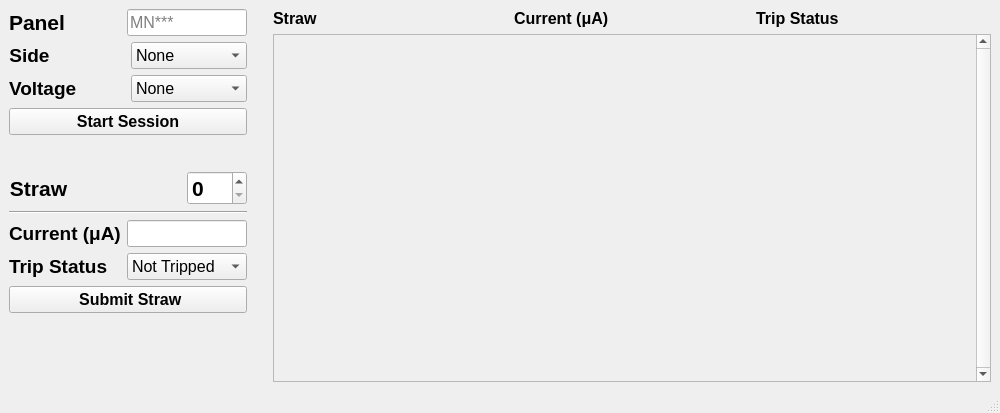
This is guis/panel/hv/hvGUI.ui in bamesserly/mu2e-tracker-factory as Qt 5 draws it before an edit. The edited form follows.
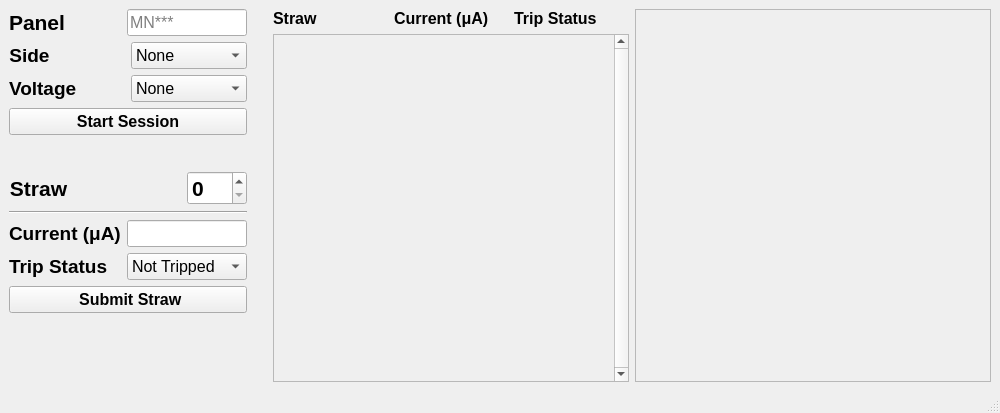
This is the edited form. Icons and pictures are not drawn.

Diff of the .ui file:
```diff
--- a/guis/panel/hv/hvGUI.ui
+++ b/guis/panel/hv/hvGUI.ui
@@ -30,7 +30,7 @@
     <normaloff>../../mu2e.jpg</normaloff>../../mu2e.jpg</iconset>
   </property>
   <widget class="QWidget" name="centralwidget">
-   <layout class="QGridLayout" name="gridLayout_3">
+   <layout class="QGridLayout" name="gridLayout_5">
     <item row="0" column="0" colspan="2">
      <layout class="QGridLayout" name="gridLayout_4">
       <item row="0" column="0" alignment="Qt::AlignLeft">
@@ -157,7 +157,7 @@
           <rect>
            <x>0</x>
            <y>0</y>
-           <width>680</width>
+           <width>327</width>
            <height>342</height>
           </rect>
          </property>
@@ -166,6 +166,27 @@
       </item>
      </layout>
     </item>
+    <item row="0" column="4" rowspan="8">
+     <widget class="QFrame" name="frame">
+      <property name="sizePolicy">
+       <sizepolicy hsizetype="Expanding" vsizetype="Preferred">
+        <horstretch>0</horstretch>
+        <verstretch>0</verstretch>
+       </sizepolicy>
+      </property>
+      <property name="frameShape">
+       <enum>QFrame::StyledPanel</enum>
+      </property>
+      <property name="frameShadow">
+       <enum>QFrame::Raised</enum>
+      </property>
+      <layout class="QGridLayout" name="gridLayout_3">
+       <item row="0" column="0">
+        <layout class="QVBoxLayout" name="graphLayout"/>
+       </item>
+      </layout>
+     </widget>
+    </item>
     <item row="1" column="0" alignment="Qt::AlignLeft">
      <widget class="QLabel" name="label_3">
       <property name="font">
@@ -207,7 +228,7 @@
       </item>
      </widget>
     </item>
-    <item row="2" column="0" alignment="Qt::AlignLeft">
+    <item row="2" column="0">
      <widget class="QLabel" name="label_7">
       <property name="font">
        <font>
```
Left out of the diff: 56 changed lines with no effect on the pictures.
